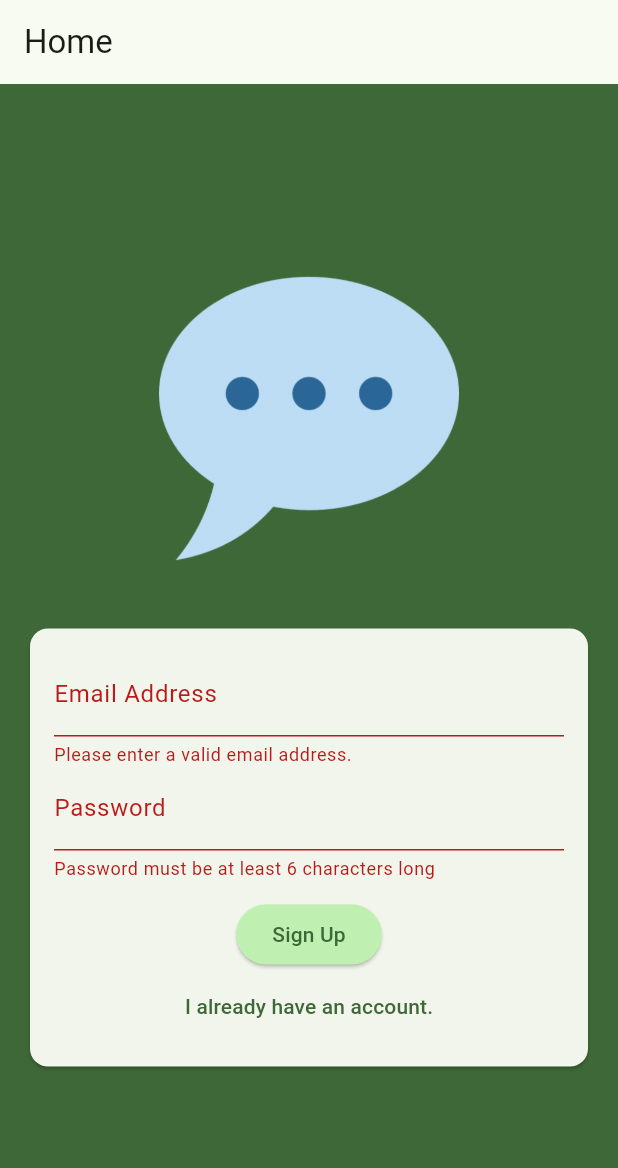
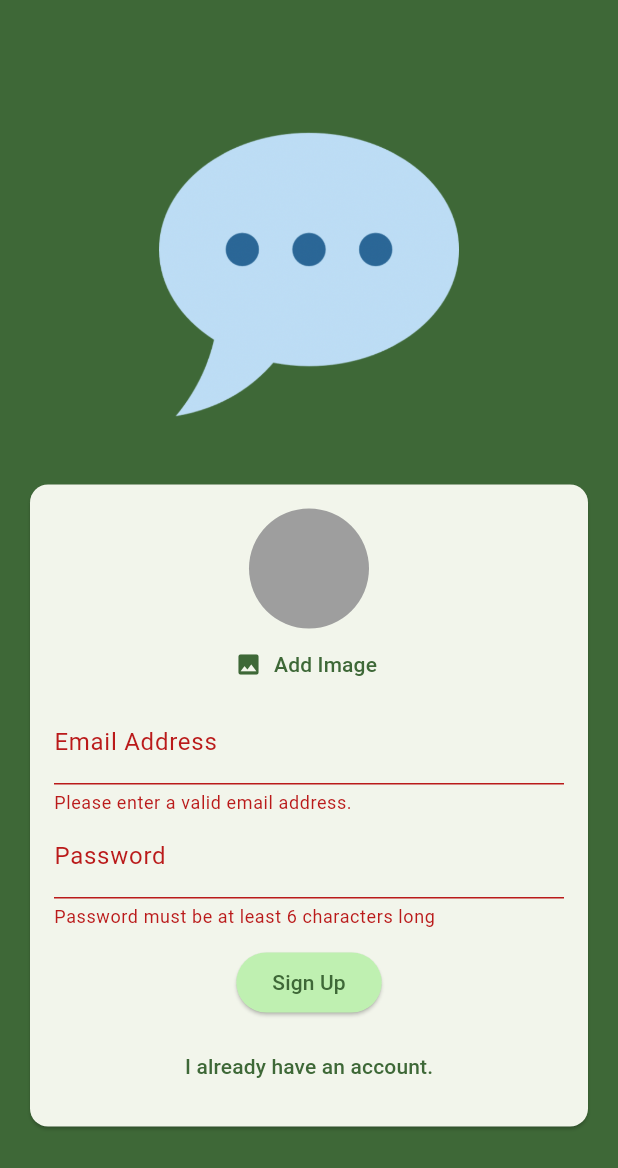
Before and after one commit to Junichi-Machii/flutter_app_chat01, a Flutter app: the screen it shows after launch, after a tap on "Login", after a tap on "Create Account", on a phone screen of 412 x 824 dp. Shown: the top 1168 px of the screen. Run offline on Flutter 3.47's test engine with Material 2 defaults, Android fonts, the phone set to English and light mode, and no system bars; our stand-ins replace firebase_auth, firebase_core, firebase_storage, image_picker; accounts and stored records are empty.

Commit message:
#4　Firebase Storage setup imageUpload

```diff
--- a/lib/main.dart
+++ b/lib/main.dart
@@ -33,9 +33,6 @@
             ColorScheme.fromSeed(seedColor: Color.fromARGB(255, 56, 192, 54)),
       ),
       home: Scaffold(
-        appBar: AppBar(
-          title: Text('Home'),
-        ),
         body: StreamBuilder(
           stream: FirebaseAuth.instance.authStateChanges(),
           builder: (ctx, snapshot) {
--- a/lib/screens/auth.dart
+++ b/lib/screens/auth.dart
@@ -1,7 +1,11 @@
-import 'package:flutter/foundation.dart';
+import 'dart:io';
 import 'package:flutter/material.dart';
 
+import 'package:flutter/foundation.dart';
+
+import 'package:firebase_storage/firebase_storage.dart';
 import 'package:firebase_auth/firebase_auth.dart';
+import 'package:flutter_chat_app01/widgets/user_image_picker.dart';
 
 final _firebase = FirebaseAuth.instance;
 
@@ -17,11 +21,14 @@
   var _isLogin = true;
   var _enteredEmail = '';
   var _enteredPassword = '';
+  File? _selectedImage;
+
   void _submit() async {
     final isValid = _formKey.currentState!.validate();
-    if (!isValid) {
+    if (!isValid || !_isLogin && _selectedImage == null) {
       return;
     }
+
     _formKey.currentState!.save();
 
     try {
@@ -31,6 +38,15 @@
       } else {
         final userCredentials = await _firebase.createUserWithEmailAndPassword(
             email: _enteredEmail, password: _enteredPassword);
+
+        final storageRef = FirebaseStorage.instance
+            .ref()
+            .child('user_images')
+            .child('${userCredentials.user!.uid}.jpg');
+
+        await storageRef.putFile(_selectedImage!);
+        final imageUrl = await storageRef.getDownloadURL();
+        print(imageUrl);
       }
     } on FirebaseAuthException catch (e) {
       if (e.code == 'email-already-in-use') {}
@@ -79,6 +95,12 @@
                       child: Column(
                         mainAxisSize: MainAxisSize.min,
                         children: [
+                          if (!_isLogin)
+                            UserImagePicker(
+                              onPickImage: (pickedImage) {
+                                _selectedImage = pickedImage;
+                              },
+                            ),
                           TextFormField(
                             decoration: const InputDecoration(
                               labelText: 'Email Address',
@@ -123,6 +145,7 @@
                             ),
                             child: Text(_isLogin ? 'Login' : 'Sign Up'),
                           ),
+                          const SizedBox(height: 8),
                           TextButton(
                             onPressed: () {
                               setState(() {
--- /dev/null
+++ b/lib/widgets/user_image_picker.dart
@@ -0,0 +1,60 @@
+import 'dart:io';
+
+import 'package:flutter/material.dart';
+//packages
+import 'package:image_picker/image_picker.dart';
+
+class UserImagePicker extends StatefulWidget {
+  const UserImagePicker({super.key, required this.onPickImage});
+
+  final void Function(File pickedImage) onPickImage;
+
+  @override
+  State<UserImagePicker> createState() => _UserImagePickerState();
+}
+
+class _UserImagePickerState extends State<UserImagePicker> {
+  File? _pickedImageFile;
+
+  void _pickImage() async {
+    final pickedImage = await ImagePicker().pickImage(
+      source: ImageSource.camera,
+      imageQuality: 50,
+      maxWidth: 150,
+    );
+
+    if (pickedImage == null) {
+      return;
+    }
+
+    setState(() {
+      _pickedImageFile = File(pickedImage.path);
+    });
+
+    widget.onPickImage(_pickedImageFile!);
+  }
+
+  @override
+  Widget build(BuildContext context) {
+    return Column(
+      children: [
+        CircleAvatar(
+          radius: 40,
+          backgroundColor: Colors.grey,
+          foregroundImage:
+              _pickedImageFile != null ? FileImage(_pickedImageFile!) : null,
+        ),
+        TextButton.icon(
+          onPressed: _pickImage,
+          icon: const Icon(Icons.image),
+          label: Text(
+            "Add Image",
+            style: TextStyle(
+              color: Theme.of(context).colorScheme.primary,
+            ),
+          ),
+        ),
+      ],
+    );
+  }
+}
--- a/pubspec.yaml
+++ b/pubspec.yaml
@@ -38,6 +38,8 @@
   # Use with the CupertinoIcons class for iOS style icons.
   cupertino_icons: ^1.0.2
   firebase_auth: ^4.9.0
+  firebase_storage: ^11.2.6
+  image_picker: ^1.0.4
 
 dev_dependencies:
   flutter_test:
@@ -63,7 +65,7 @@
 
   # To add assets to your application, add an assets section, like this:
   assets:
-    - assets/images/chat.png
+      - assets/images/chat.png
   #   - images/a_dot_ham.jpeg
 
   # An image asset can refer to one or more resolution-specific "variants", see
```
Also changed, not shown: pubspec.lock, 5 other files.
